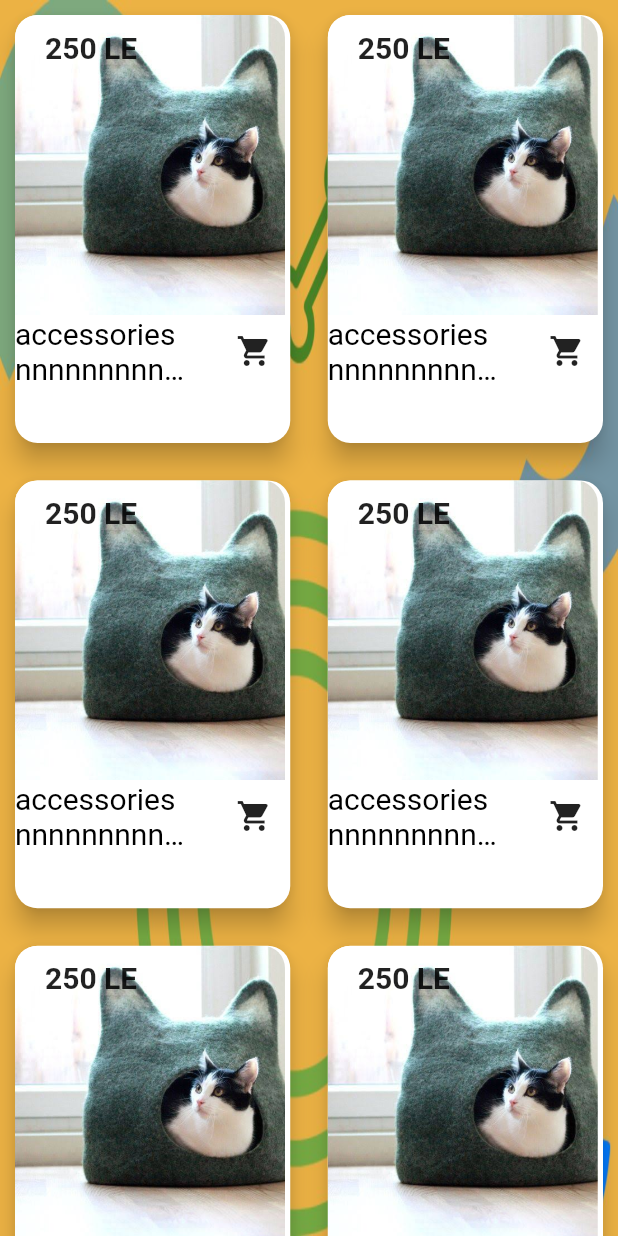
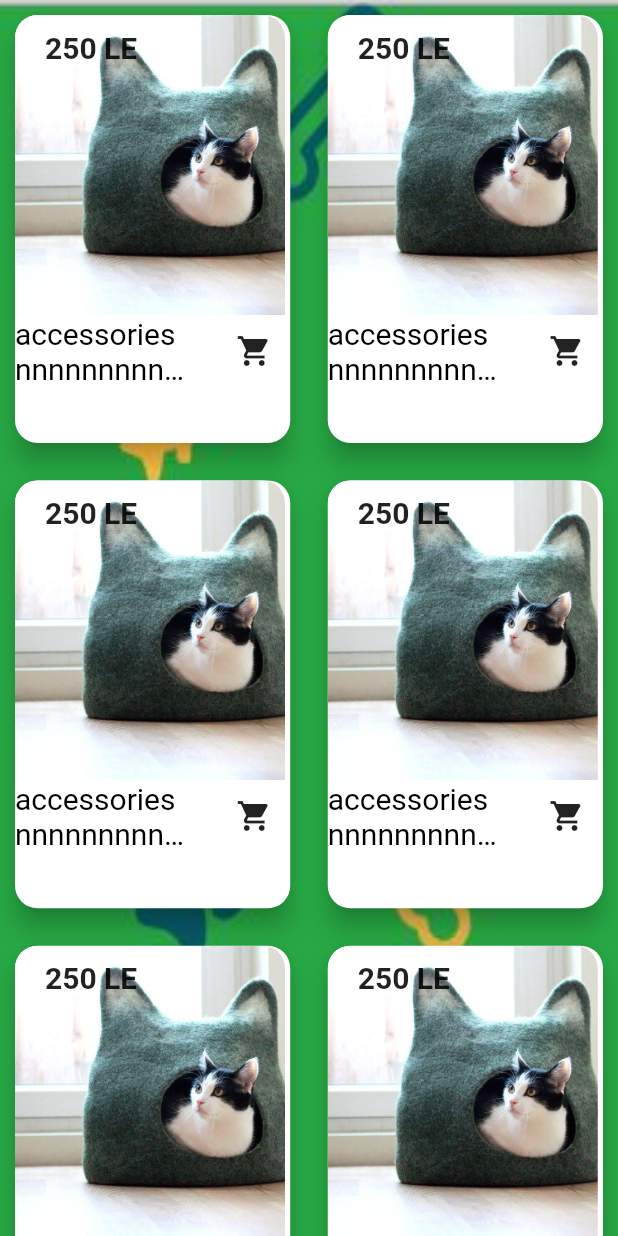
Before and after one commit to mostafa-mosad1/fff51, a Flutter app: the accessories screen opened directly, on a phone screen of 412 x 824 dp. Run offline on Flutter 3.47's test engine with Material 2 defaults, Android fonts, the phone set to English and light mode, and no system bars; our stand-ins replace carousel_pro, curved_navigation_bar, flutter_svg; project files that could hold a hidden picture were left out.

Commit message:
Merge remote-tracking branch 'github/master'

```diff
--- a/lib/pages/home_management.dart
+++ b/lib/pages/home_management.dart
@@ -27,7 +27,7 @@ class _home_managementState extends State<home_management> {
     Icon(Icons.person_pin,size: 40),
   ];
 
-  int index = 2;
+  int index = 0;
   List<Widget> pages =[shop(),category(),home(),doctors(),profile()];
   @override
   Widget build(BuildContext context) {
--- a/lib/pages/shop/accessories.dart
+++ b/lib/pages/shop/accessories.dart
@@ -15,7 +15,7 @@ class _accessoriesState extends State<accessories> {
     return SafeArea(child: Scaffold(body: Stack(
 
       children: [
-        Image(image: AssetImage("images/bouns.jpeg"), fit: BoxFit.fill,width: double.infinity,height: double.infinity,),
+        Image(image: AssetImage("images/bouns2.jpeg"), fit: BoxFit.fill,width: double.infinity,height: double.infinity,),
         GridView.builder(gridDelegate: SliverGridDelegateWithMaxCrossAxisExtent(
           maxCrossAxisExtent: 300,
           childAspectRatio: 2/3,
--- a/lib/pages/shop/food.dart
+++ b/lib/pages/shop/food.dart
@@ -16,7 +16,7 @@ class _foodState extends State<food> {
     return SafeArea(child: Scaffold(body: Stack(
 
       children: [
-        Image(image: AssetImage("images/bouns.jpeg"), fit: BoxFit.fill,width: double.infinity,height: double.infinity,),
+        Image(image: AssetImage("images/bouns2.jpeg"), fit: BoxFit.fill,width: double.infinity,height: double.infinity,),
         GridView.builder(gridDelegate: SliverGridDelegateWithMaxCrossAxisExtent(
             maxCrossAxisExtent: 300,
             childAspectRatio: 2/3,
--- a/pubspec.yaml
+++ b/pubspec.yaml
@@ -111,3 +111,4 @@ flutter:
     - images/acces.jpg
     - images/drugs.jpg
     - images/bouns.jpeg
+    - images/bouns2.jpeg
```
Also changed, not shown: lib/pages/shop/shop_management.dart (+7 -1 lines), images/bouns2.jpeg (added).
